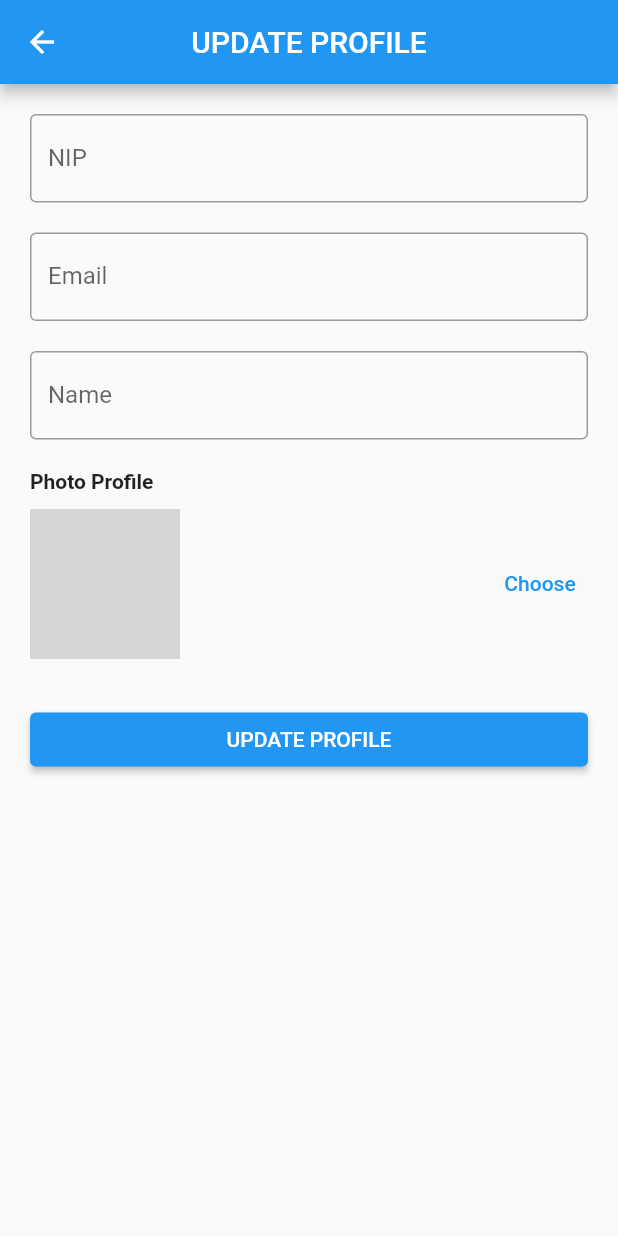
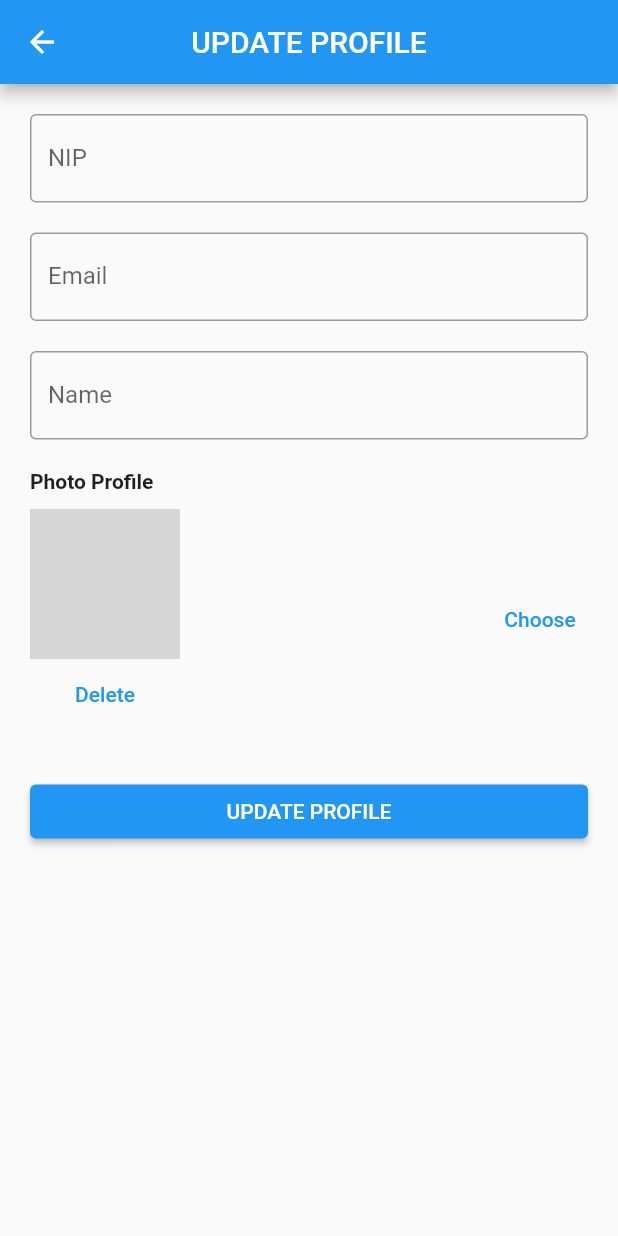
Before and after one commit to erikwibowo/Presence-App, a Flutter app: the UpdateProfileView screen opened directly with empty values, on a phone screen of 412 x 824 dp. Run offline on Flutter 3.47's test engine with Material 2 defaults, Android fonts, the phone set to English and light mode, and no system bars; our stand-ins replace cloud_firestore, firebase_auth, firebase_core, firebase_storage, get, image_picker; accounts and stored records are empty; network calls fail; grey boxes are pictures that could not be loaded.

Commit message:
delete photo profile

```diff
--- a/lib/app/modules/update_profile/views/update_profile_view.dart
+++ b/lib/app/modules/update_profile/views/update_profile_view.dart
@@ -61,7 +61,9 @@ class UpdateProfileView extends GetView<UpdateProfileController> {
               GetBuilder<UpdateProfileController>(
                 builder: (c) {
                   if (c.image != null) {
-                    return ClipOval(
+                    return Column(
+                      children: [
+                        ClipOval(
                           child: Container(
                             height: 100,
                             width: 100,
@@ -70,10 +72,14 @@ class UpdateProfileView extends GetView<UpdateProfileController> {
                               fit: BoxFit.cover,
                             ),
                           ),
+                        ),
+                      ],
                     );
                   } else {
                     if (user['profile'] != null) {
-                      return ClipOval(
+                      return Column(
+                        children: [
+                          ClipOval(
                             child: Container(
                               height: 100,
                               width: 100,
@@ -82,6 +88,14 @@ class UpdateProfileView extends GetView<UpdateProfileController> {
                                 fit: BoxFit.cover,
                               ),
                             ),
+                          ),
+                          TextButton(
+                            onPressed: () {
+                              controller.deleteProfile(user['uid']);
+                            },
+                            child: Text("Delete"),
+                          ),
+                        ],
                       );
                     }
                     return Text("No image");
```
Also changed, not shown: lib/app/modules/update_profile/controllers/update_profile_controller.dart (+37 -8 lines). Lines whose indentation alone changed are shown as unchanged.
